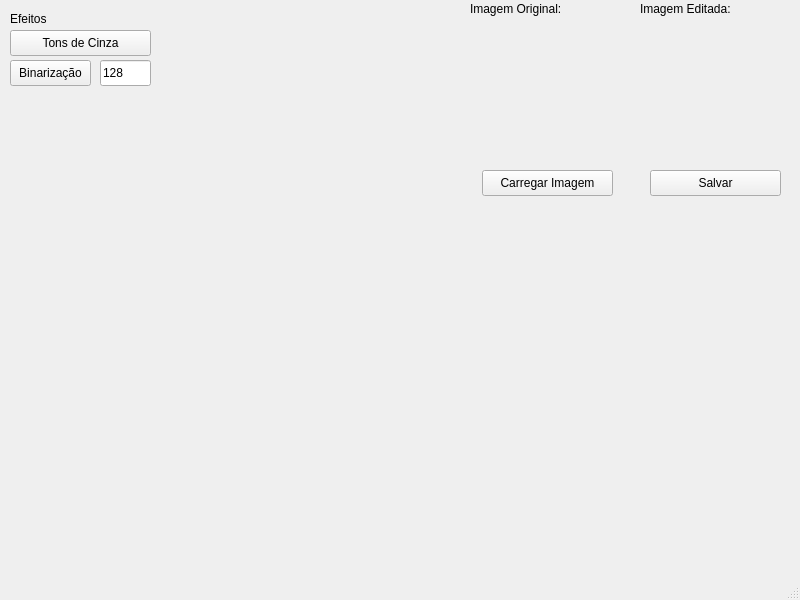
Above: mainwindow.ui from broken-usb/pdi-qt before the change. Below: the same form after it.
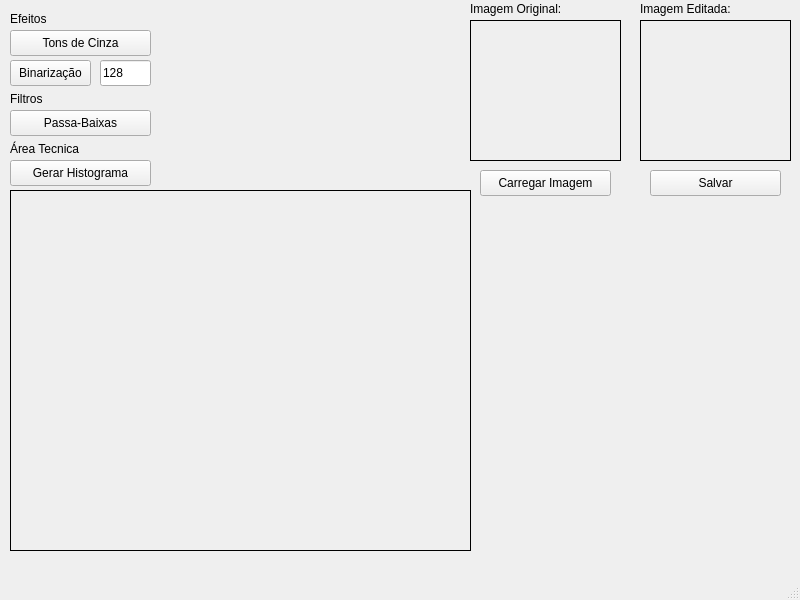
That is the form after the change.

Commit message: Implementada as funções de Passa-Baixa e Histograma

The edit to the form file:
```diff
--- a/mainwindow.ui
+++ b/mainwindow.ui
@@ -26,6 +26,9 @@
     <property name="cursor">
      <cursorShape>ForbiddenCursor</cursorShape>
     </property>
+    <property name="frameShape">
+     <enum>QFrame::Shape::Box</enum>
+    </property>
     <property name="text">
      <string/>
     </property>
@@ -42,6 +45,9 @@
     <property name="cursor">
      <cursorShape>ForbiddenCursor</cursorShape>
     </property>
+    <property name="frameShape">
+     <enum>QFrame::Shape::Box</enum>
+    </property>
     <property name="text">
      <string/>
     </property>
@@ -122,7 +128,7 @@
    <widget class="QPushButton" name="btnCarregar">
     <property name="geometry">
      <rect>
-      <x>482</x>
+      <x>480</x>
       <y>170</y>
       <width>131</width>
       <height>26</height>
@@ -177,6 +183,89 @@
      <string>Efeitos</string>
     </property>
    </widget>
+   <widget class="QPushButton" name="btnPassaBaixas">
+    <property name="geometry">
+     <rect>
+      <x>10</x>
+      <y>110</y>
+      <width>141</width>
+      <height>26</height>
+     </rect>
+    </property>
+    <property name="cursor">
+     <cursorShape>PointingHandCursor</cursorShape>
+    </property>
+    <property name="toolTip">
+     <string>&lt;html&gt;&lt;head/&gt;&lt;body&gt;&lt;p&gt;Aplica o filtro de &amp;quot;Passa Baixas&amp;quot;, mais conhecido como Blur/Borrão.&lt;/p&gt;&lt;/body&gt;&lt;/html&gt;</string>
+    </property>
+    <property name="text">
+     <string>Passa-Baixas</string>
+    </property>
+   </widget>
+   <widget class="QLabel" name="lblTxtFiltros">
+    <property name="geometry">
+     <rect>
+      <x>10</x>
+      <y>90</y>
+      <width>58</width>
+      <height>18</height>
+     </rect>
+    </property>
+    <property name="text">
+     <string>Filtros</string>
+    </property>
+   </widget>
+   <widget class="QPushButton" name="btnHistograma">
+    <property name="geometry">
+     <rect>
+      <x>10</x>
+      <y>160</y>
+      <width>141</width>
+      <height>26</height>
+     </rect>
+    </property>
+    <property name="cursor">
+     <cursorShape>PointingHandCursor</cursorShape>
+    </property>
+    <property name="text">
+     <string>Gerar Histograma</string>
+    </property>
+   </widget>
+   <widget class="QLabel" name="lblTxtTecnica">
+    <property name="geometry">
+     <rect>
+      <x>10</x>
+      <y>140</y>
+      <width>81</width>
+      <height>18</height>
+     </rect>
+    </property>
+    <property name="text">
+     <string>Área Tecnica</string>
+    </property>
+   </widget>
+   <widget class="QLabel" name="lblHistograma">
+    <property name="geometry">
+     <rect>
+      <x>10</x>
+      <y>190</y>
+      <width>461</width>
+      <height>361</height>
+     </rect>
+    </property>
+    <property name="cursor">
+     <cursorShape>CrossCursor</cursorShape>
+    </property>
+    <property name="frameShape">
+     <enum>QFrame::Shape::Box</enum>
+    </property>
+    <property name="text">
+     <string/>
+    </property>
+    <property name="scaledContents">
+     <bool>true</bool>
+    </property>
+   </widget>
   </widget>
   <widget class="QMenuBar" name="menubar">
    <property name="geometry">
```
The commit also changes 2 other files.
